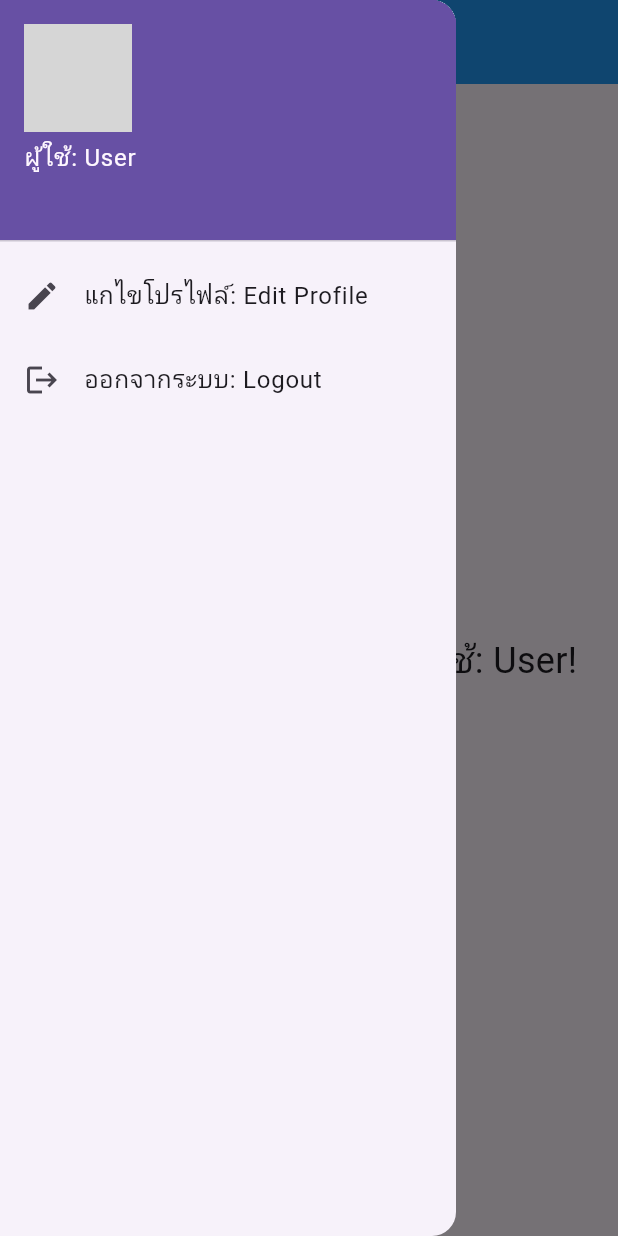
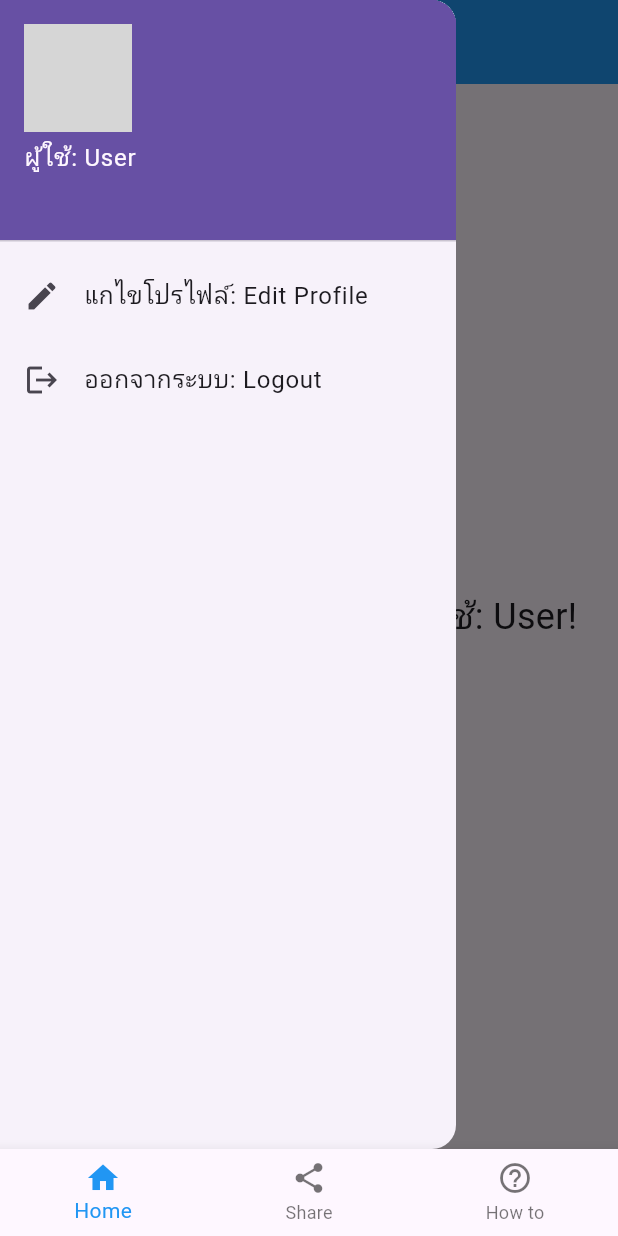
Before and after one commit to Forgetmenot46/finalprojectsecb_attachai, a Flutter app: the screen it shows once a user with an empty profile is signed in, with the side drawer open, on a phone screen of 412 x 824 dp. Run offline on Flutter 3.47's test engine with Material 3 defaults, Android fonts, the phone set to English and light mode, and no system bars; our stand-ins replace firebase_auth, firebase_core, firebase_database, firebase_storage, image_picker; accounts and stored records are empty; grey boxes are pictures that could not be loaded.

Commit message:
navbar.daerasd

```diff
--- a/lib/main.dart
+++ b/lib/main.dart
@@ -1,3 +1,4 @@
+import 'package:finalprojectsecb_attachai/nav.dart';
 import 'package:firebase_auth/firebase_auth.dart';
 import 'package:firebase_core/firebase_core.dart';
 import 'package:flutter/foundation.dart';
@@ -50,7 +51,7 @@ class MyApp extends StatelessWidget {
             return const Center(child: CircularProgressIndicator());
           }
           if (snapshot.hasData) {
-            return HomePage(); // ตรวจสอบว่ามี HomePage และท างานได้
+            return NavBar(); // ตรวจสอบว่ามี HomePage และท างานได้
           } else {
             return const SigninPage(); // ตรวจสอบว่ามี SigninPage และท างานได้
           }
--- /dev/null
+++ b/lib/nav.dart
@@ -0,0 +1,51 @@
+import 'package:flutter/material.dart';
+import 'home_page.dart'; // หน้าหลัก
+import 'share_page.dart'; // หน้าแชร์ข้อมูล
+import 'howto_page.dart'; // หน้าคู่มือ
+
+class NavBar extends StatefulWidget {
+  @override
+  _NavBarState createState() => _NavBarState();
+}
+
+class _NavBarState extends State<NavBar> {
+  int _selectedIndex = 0;
+
+  final List<Widget> _pages = [
+    HomePage(), // หน้าหลัก
+    SharePage(), // หน้าแชร์ข้อมูล
+    HowToPage(), // หน้าคู่มือ
+  ];
+
+  void _onItemTapped(int index) {
+    setState(() {
+      _selectedIndex = index;
+    });
+  }
+
+  @override
+  Widget build(BuildContext context) {
+    return Scaffold(
+      body: _pages[_selectedIndex],
+      bottomNavigationBar: BottomNavigationBar(
+        items: const <BottomNavigationBarItem>[
+          BottomNavigationBarItem(
+            icon: Icon(Icons.home),
+            label: 'Home',
+          ),
+          BottomNavigationBarItem(
+            icon: Icon(Icons.share),
+            label: 'Share',
+          ),
+          BottomNavigationBarItem(
+            icon: Icon(Icons.help_outline),
+            label: 'How to',
+          ),
+        ],
+        currentIndex: _selectedIndex,
+        selectedItemColor: Colors.blue,
+        onTap: _onItemTapped,
+      ),
+    );
+  }
+}
```
Also changed, not shown: lib/howto_page.dart (added, +16 -0 lines), lib/share_page.dart (added, +16 -0 lines), lib/signin_page.dart (+9 -86 lines).
